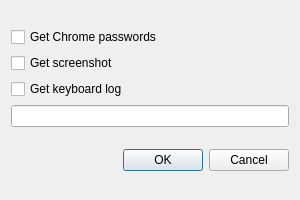
DjGorillaz/keylogger, file src/server/filedialog.ui: the form before one commit.
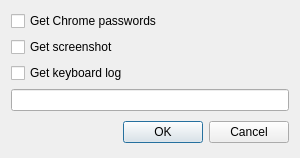
The form after the commit.

The edit to the form file:
```diff
--- a/src/server/filedialog.ui
+++ b/src/server/filedialog.ui
@@ -7,13 +7,19 @@
     <x>0</x>
     <y>0</y>
     <width>300</width>
-    <height>200</height>
+    <height>158</height>
    </rect>
   </property>
   <property name="minimumSize">
    <size>
-    <width>300</width>
-    <height>200</height>
+    <width>0</width>
+    <height>158</height>
+   </size>
+  </property>
+  <property name="maximumSize">
+   <size>
+    <width>16777215</width>
+    <height>158</height>
    </size>
   </property>
   <property name="windowTitle">
@@ -50,6 +56,12 @@
    </item>
    <item row="1" column="0">
     <widget class="QDialogButtonBox" name="buttonBox">
+     <property name="sizePolicy">
+      <sizepolicy hsizetype="Expanding" vsizetype="Minimum">
+       <horstretch>0</horstretch>
+       <verstretch>0</verstretch>
+      </sizepolicy>
+     </property>
      <property name="orientation">
       <enum>Qt::Horizontal</enum>
      </property>
```
Left out of the diff: 2 changed lines with no effect on the pictures.
